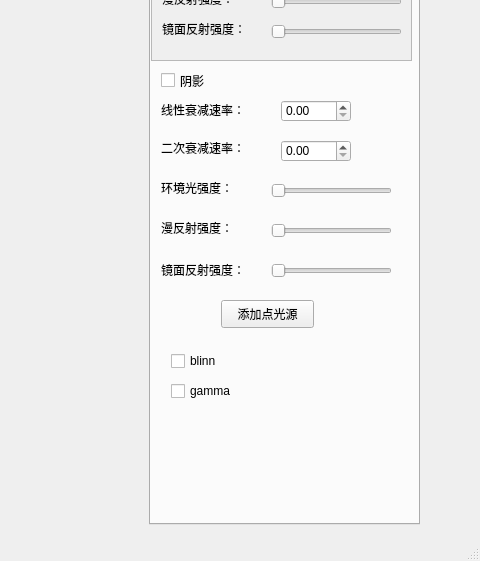
mumu-sild/RenderLite, file RenderLite/mainwindow.ui: the form before one commit; both pictures show x 361 to 841 and y 259 to 820 of the 841 by 820 pixel window.
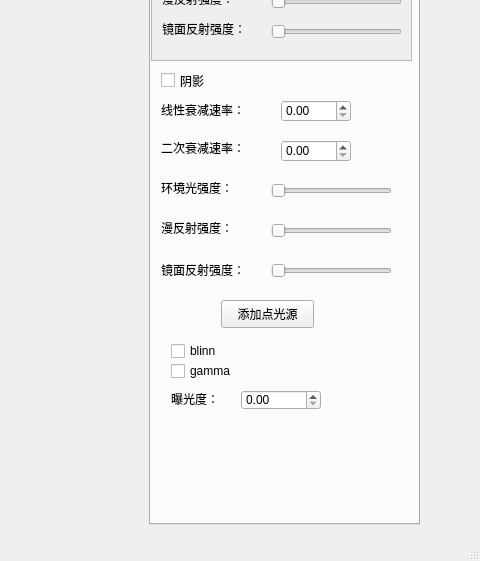
The form after the commit.

The edit to the form file:
```diff
--- a/RenderLite/mainwindow.ui
+++ b/RenderLite/mainwindow.ui
@@ -1197,7 +1197,7 @@
         <x>-10</x>
         <y>270</y>
         <width>261</width>
-        <height>281</height>
+        <height>381</height>
        </rect>
       </property>
       <widget class="QPushButton" name="light_addpointolite_pushbutton">
@@ -1371,12 +1371,11 @@
         <string>阴影</string>
        </property>
       </widget>
-     </widget>
      <widget class="QCheckBox" name="Blinn">
       <property name="geometry">
        <rect>
-        <x>20</x>
-        <y>560</y>
+         <x>30</x>
+         <y>280</y>
         <width>105</width>
         <height>22</height>
        </rect>
@@ -1388,8 +1387,8 @@
      <widget class="QCheckBox" name="gamma">
       <property name="geometry">
        <rect>
-        <x>20</x>
-        <y>590</y>
+         <x>30</x>
+         <y>300</y>
         <width>105</width>
         <height>22</height>
        </rect>
@@ -1397,6 +1396,35 @@
       <property name="text">
        <string>gamma</string>
       </property>
+      </widget>
+      <widget class="QDoubleSpinBox" name="toneMappingNumber">
+       <property name="geometry">
+        <rect>
+         <x>100</x>
+         <y>330</y>
+         <width>80</width>
+         <height>20</height>
+        </rect>
+       </property>
+      </widget>
+      <widget class="QLabel" name="toneMapping">
+       <property name="geometry">
+        <rect>
+         <x>30</x>
+         <y>330</y>
+         <width>71</width>
+         <height>18</height>
+        </rect>
+       </property>
+       <property name="font">
+        <font>
+         <pointsize>9</pointsize>
+        </font>
+       </property>
+       <property name="text">
+        <string>曝光度：</string>
+       </property>
+      </widget>
      </widget>
     </widget>
    </widget>
```
Lines whose indentation alone changed are shown as unchanged.
